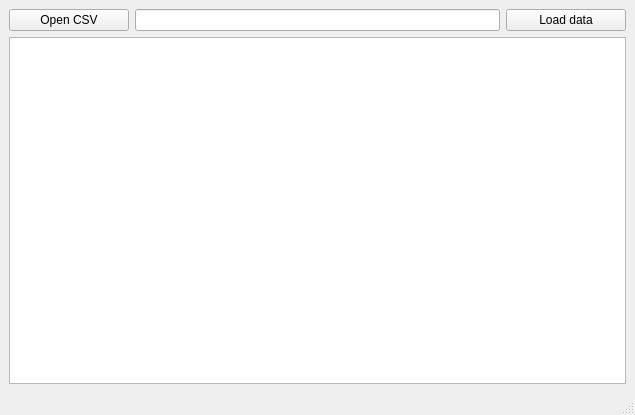
Laefye/labs.op.lab02, file mainwindow.ui: the form before one commit.
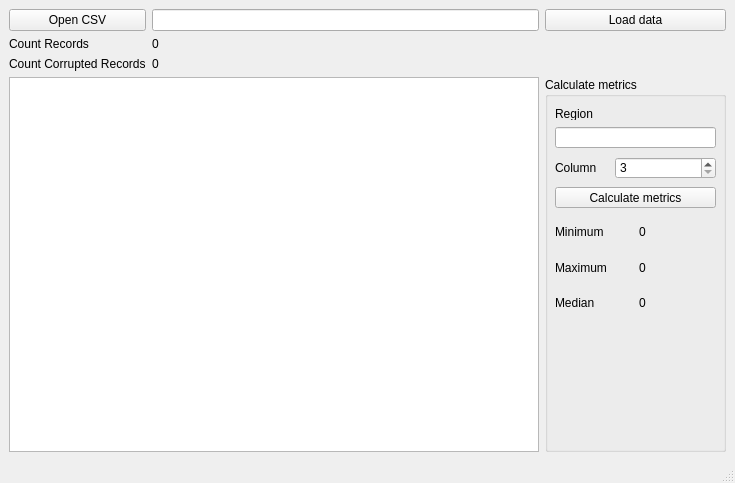
The form after the commit.

Commit message: Finish line

What changed in the file:
```diff
--- a/mainwindow.ui
+++ b/mainwindow.ui
@@ -6,10 +6,16 @@
    <rect>
     <x>0</x>
     <y>0</y>
-    <width>635</width>
-    <height>415</height>
+    <width>735</width>
+    <height>483</height>
    </rect>
   </property>
+  <property name="minimumSize">
+   <size>
+    <width>702</width>
+    <height>454</height>
+   </size>
+  </property>
   <property name="windowTitle">
    <string>MainWindow</string>
   </property>
@@ -28,6 +34,27 @@
       </property>
      </widget>
     </item>
+    <item row="2" column="0">
+     <widget class="QLabel" name="countCorruptedRecords">
+      <property name="text">
+       <string>Count Corrupted Records</string>
+      </property>
+     </widget>
+    </item>
+    <item row="1" column="1" colspan="2">
+     <widget class="QLabel" name="countRecordsValue">
+      <property name="text">
+       <string>0</string>
+      </property>
+     </widget>
+    </item>
+    <item row="2" column="1" colspan="2">
+     <widget class="QLabel" name="countCorruptedRecordsValue">
+      <property name="text">
+       <string>0</string>
+      </property>
+     </widget>
+    </item>
     <item row="0" column="1">
      <widget class="QLineEdit" name="filename"/>
     </item>
@@ -44,9 +71,152 @@
       </property>
      </widget>
     </item>
-    <item row="1" column="0" colspan="3">
+    <item row="1" column="0">
+     <widget class="QLabel" name="countRecords">
+      <property name="text">
+       <string>Count Records</string>
+      </property>
+     </widget>
+    </item>
+    <item row="3" column="0" colspan="2">
      <widget class="QTableView" name="tableView"/>
     </item>
+    <item row="3" column="2">
+     <layout class="QVBoxLayout" name="verticalLayout">
+      <item>
+       <widget class="QGroupBox" name="groupBox">
+        <property name="minimumSize">
+         <size>
+          <width>181</width>
+          <height>0</height>
+         </size>
+        </property>
+        <property name="title">
+         <string>Calculate metrics</string>
+        </property>
+        <widget class="QPushButton" name="calculateMetrics">
+         <property name="geometry">
+          <rect>
+           <x>10</x>
+           <y>110</y>
+           <width>161</width>
+           <height>21</height>
+          </rect>
+         </property>
+         <property name="text">
+          <string>Calculate metrics</string>
+         </property>
+        </widget>
+        <widget class="QLineEdit" name="region">
+         <property name="geometry">
+          <rect>
+           <x>10</x>
+           <y>50</y>
+           <width>161</width>
+           <height>21</height>
+          </rect>
+         </property>
+        </widget>
+        <widget class="QLabel" name="regionLabel">
+         <property name="geometry">
+          <rect>
+           <x>10</x>
+           <y>30</y>
+           <width>47</width>
+           <height>13</height>
+          </rect>
+         </property>
+         <property name="text">
+          <string>Region</string>
+         </property>
+        </widget>
+        <widget class="QSpinBox" name="spinBoxColumn">
+         <property name="geometry">
+          <rect>
+           <x>70</x>
+           <y>80</y>
+           <width>101</width>
+           <height>22</height>
+          </rect>
+         </property>
+         <property name="minimum">
+          <number>3</number>
+         </property>
+         <property name="maximum">
+          <number>7</number>
+         </property>
+        </widget>
+        <widget class="QLabel" name="columnLabel">
+         <property name="geometry">
+          <rect>
+           <x>10</x>
+           <y>80</y>
+           <width>47</width>
+           <height>21</height>
+          </rect>
+         </property>
+         <property name="text">
+          <string>Column</string>
+         </property>
+        </widget>
+        <widget class="QWidget" name="gridLayoutWidget">
+         <property name="geometry">
+          <rect>
+           <x>10</x>
+           <y>140</y>
+           <width>161</width>
+           <height>101</height>
+          </rect>
+         </property>
+         <layout class="QGridLayout" name="result">
+          <item row="2" column="0">
+           <widget class="QLabel" name="medianLabel">
+            <property name="text">
+             <string>Median</string>
+            </property>
+           </widget>
+          </item>
+          <item row="0" column="0">
+           <widget class="QLabel" name="minimumLabel">
+            <property name="text">
+             <string>Minimum</string>
+            </property>
+           </widget>
+          </item>
+          <item row="1" column="0">
+           <widget class="QLabel" name="maximumLabel">
+            <property name="text">
+             <string>Maximum</string>
+            </property>
+           </widget>
+          </item>
+          <item row="0" column="1">
+           <widget class="QLabel" name="minimumValueLabel">
+            <property name="text">
+             <string>0</string>
+            </property>
+           </widget>
+          </item>
+          <item row="1" column="1">
+           <widget class="QLabel" name="maximumValueLabel">
+            <property name="text">
+             <string>0</string>
+            </property>
+           </widget>
+          </item>
+          <item row="2" column="1">
+           <widget class="QLabel" name="medianValueLabel">
+            <property name="text">
+             <string>0</string>
+            </property>
+           </widget>
+          </item>
+         </layout>
+        </widget>
+       </widget>
+      </item>
+     </layout>
+    </item>
    </layout>
   </widget>
   <widget class="QMenuBar" name="menubar">
```
Left out of the diff: 2 changed lines with no effect on the pictures. The commit also changes 11 other files.
